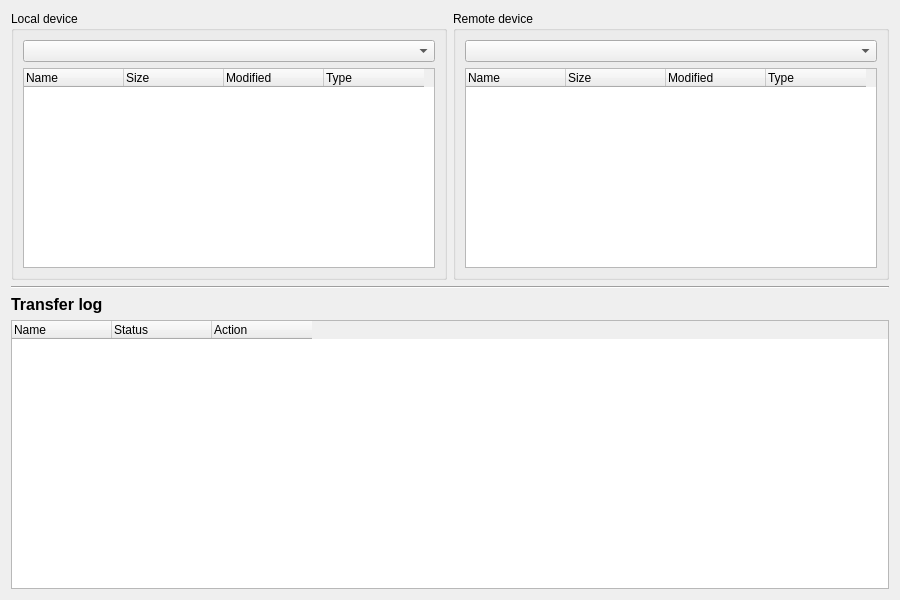
The window that src/ui/transfer/file_transfer_window.ui (wxalh/airan-desk) describes before a commit, drawn with Qt 5.
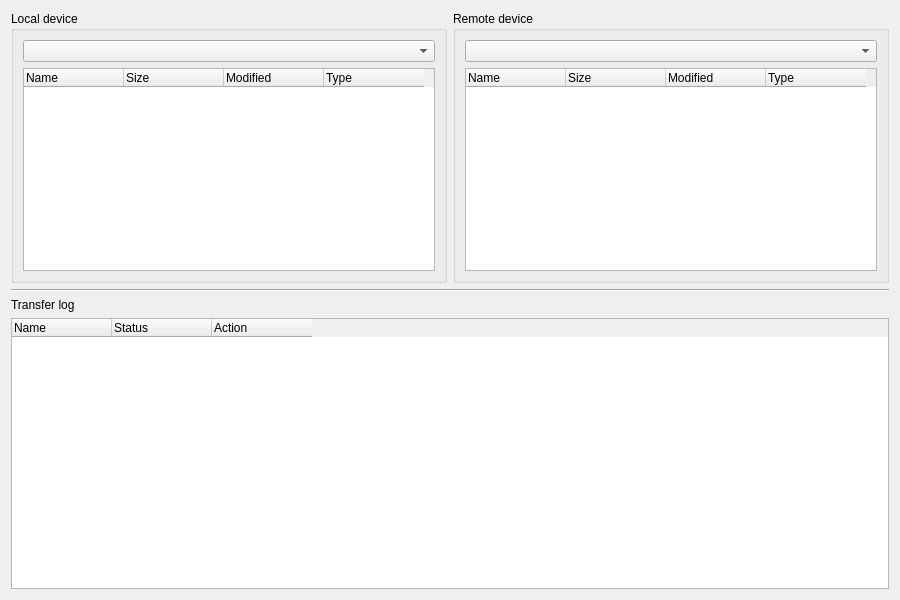
The same window after the commit.

```diff
--- a/src/ui/transfer/file_transfer_window.ui
+++ b/src/ui/transfer/file_transfer_window.ui
@@ -165,9 +165,6 @@
    </item>
    <item>
     <widget class="QLabel" name="transferLogLabel">
-     <property name="styleSheet">
-      <string notr="true">font-weight: bold; font-size: 12pt;</string>
-     </property>
      <property name="text">
       <string>Transfer log</string>
      </property>
```
